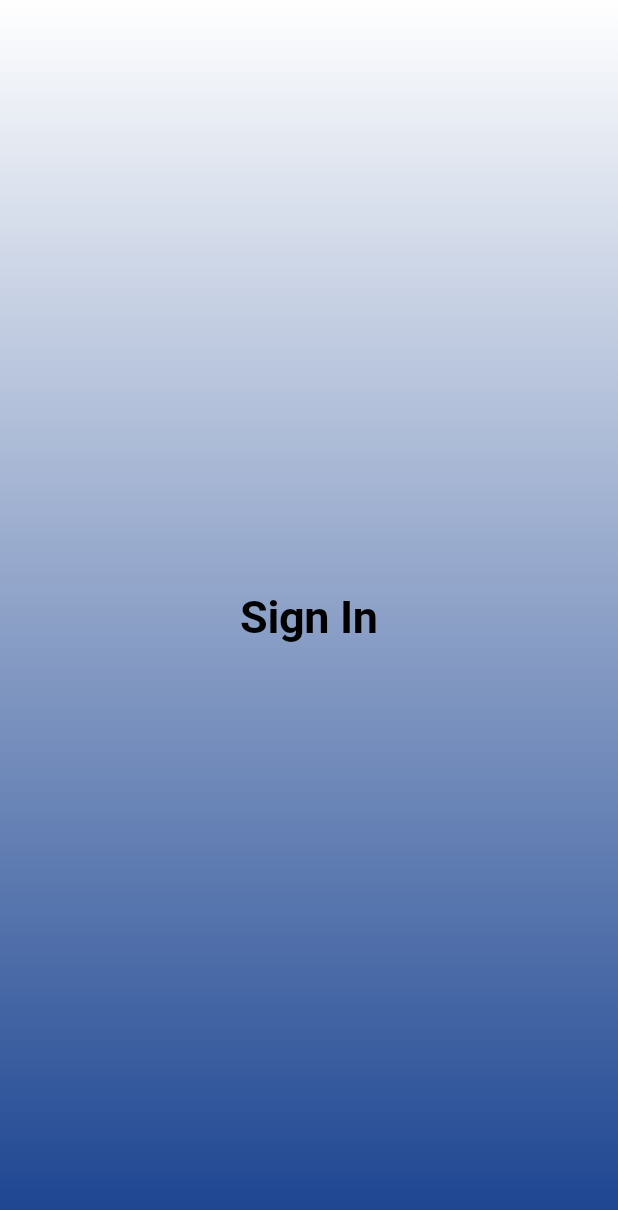
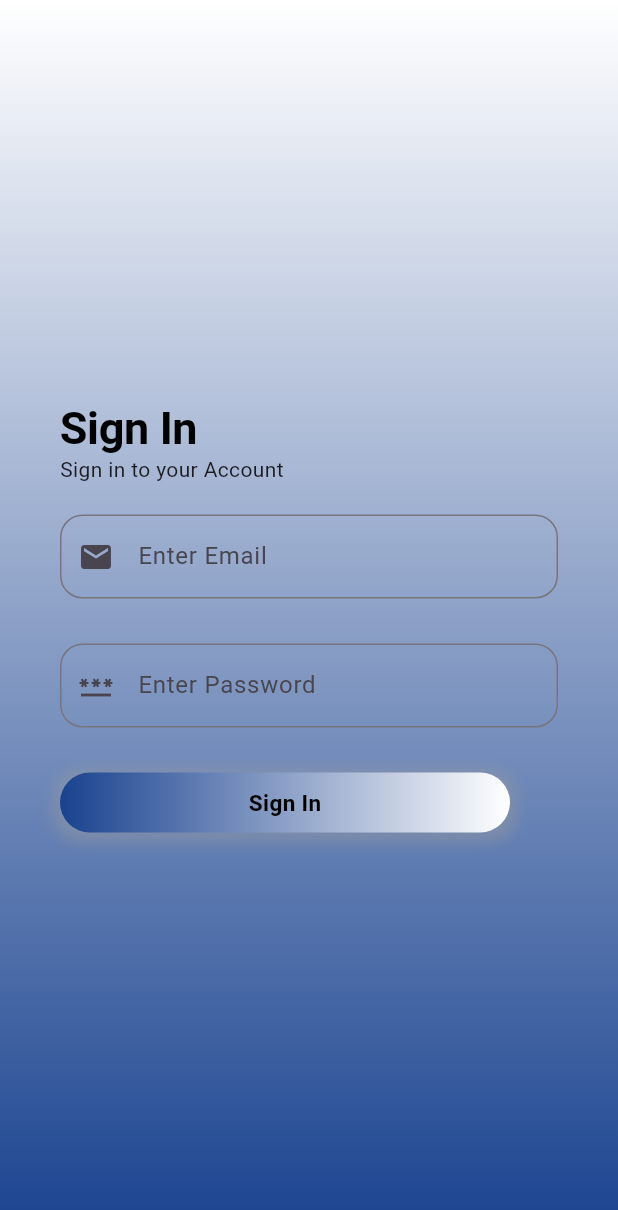
Before and after one commit to hamzaMalik469/iub_transport_app, a Flutter app: the screen it shows after launch, after a tap on "Sign In", on a phone screen of 412 x 824 dp. Shown: the top 1210 px of the screen. Run offline on Flutter 3.47's test engine with Material 3 defaults, Android fonts, the phone set to English and light mode, and no system bars; our stand-ins replace google_fonts.

Commit message:
add sign in screen

```diff
--- /dev/null
+++ b/lib/src/common_widgets/button.dart
@@ -0,0 +1,43 @@
+import 'package:flutter/material.dart';
+import 'package:google_fonts/google_fonts.dart';
+import 'package:transport_app_iub/src/constants/colors_string.dart';
+
+GestureDetector myButton(BuildContext context, double width, double hight,
+    String text, Widget pageRouter) {
+  return GestureDetector(
+    onTap: () {
+      Navigator.push(
+          context, MaterialPageRoute(builder: (BuildContext) => pageRouter));
+    },
+    child: Container(
+      width: width,
+      height: hight,
+      decoration: BoxDecoration(
+          boxShadow: [
+            BoxShadow(
+              color: Colors.grey.withOpacity(0.4), // Shadow color with opacity
+              spreadRadius: 5, // How much the shadow spreads
+              blurRadius: 7, // How blurry the shadow is
+              offset: const Offset(0, 2), // Shadow position (x, y)
+            ),
+          ],
+          gradient: const LinearGradient(
+            colors: [
+              iubColor,
+              Colors.white,
+            ],
+            begin: Alignment.centerLeft,
+            end: Alignment.centerRight,
+          ),
+          borderRadius: const BorderRadius.horizontal(
+              left: Radius.circular(20), right: Radius.circular(20))),
+      child: Center(
+        child: Text(text,
+            style: GoogleFonts.roboto(
+                color: Colors.black,
+                fontSize: 15,
+                fontWeight: FontWeight.bold)),
+      ),
+    ),
+  );
+}
--- /dev/null
+++ b/lib/src/common_widgets/text_field.dart
@@ -0,0 +1,13 @@
+import 'package:flutter/material.dart';
+
+TextField myTextField(Widget myIcon, String hintText, bool obscure) {
+  return TextField(
+    obscureText: obscure,
+    decoration: InputDecoration(
+        border: OutlineInputBorder(
+          borderRadius: BorderRadius.circular(15),
+        ),
+        hintText: hintText,
+        prefixIcon: myIcon),
+  );
+}
--- /dev/null
+++ b/lib/src/features/authentication/screens/home_screen.dart
@@ -0,0 +1,15 @@
+import 'package:flutter/material.dart';
+
+class HomeScreen extends StatefulWidget {
+  const HomeScreen({super.key});
+
+  @override
+  State<HomeScreen> createState() => _HomeScreenState();
+}
+
+class _HomeScreenState extends State<HomeScreen> {
+  @override
+  Widget build(BuildContext context) {
+    return const Placeholder();
+  }
+}
--- a/lib/src/features/authentication/screens/new_user_screen.dart
+++ b/lib/src/features/authentication/screens/new_user_screen.dart
@@ -1,5 +1,6 @@
 import 'package:flutter/material.dart';
 import 'package:google_fonts/google_fonts.dart';
+import 'package:transport_app_iub/src/common_widgets/button.dart';
 import 'package:transport_app_iub/src/constants/colors_string.dart';
 import 'package:transport_app_iub/src/constants/text_strings.dart';
 import 'package:transport_app_iub/src/features/authentication/screens/sing_in_screen.dart';
@@ -10,11 +11,12 @@ class NewUserScreen extends StatelessWidget {
   @override
   Widget build(BuildContext context) {
     return Scaffold(
-      body: Column(
+      body: SingleChildScrollView(
+        child: Column(
           children: [
             Container(
               width: double.infinity,
-            height: 500,
+              height: 450,
               decoration: BoxDecoration(
                   boxShadow: [
                     BoxShadow(
@@ -65,52 +67,17 @@ class NewUserScreen extends StatelessWidget {
                   const SizedBox(
                     height: 30,
                   ),
-                GestureDetector(
-                  onTap: () {
-                    Navigator.push(
-                        context,
-                        MaterialPageRoute(
-                            builder: (context) => const SignInScreen()));
-                  },
-                  child: Container(
-                    width: 90,
-                    height: 30,
-                    decoration: BoxDecoration(
-                        boxShadow: [
-                          BoxShadow(
-                            color: Colors.grey
-                                .withOpacity(0.4), // Shadow color with opacity
-                            spreadRadius: 5, // How much the shadow spreads
-                            blurRadius: 7, // How blurry the shadow is
-                            offset:
-                                const Offset(0, 3), // Shadow position (x, y)
+                  myButton(context, 300, 40, "Sign In", SignInScreen()),
+                  const SizedBox(
+                    height: 20,
                   ),
-                        ],
-                        gradient: const LinearGradient(
-                          colors: [
-                            iubColor,
-                            Colors.white,
-                          ],
-                          begin: Alignment.centerLeft,
-                          end: Alignment.centerRight,
-                        ),
-                        borderRadius: const BorderRadius.horizontal(
-                            left: Radius.circular(20),
-                            right: Radius.circular(20))),
-                    child: Center(
-                      child: Text('Sign In',
-                          style: GoogleFonts.roboto(
-                              color: Colors.black,
-                              fontSize: 15,
-                              fontWeight: FontWeight.bold)),
-                    ),
-                  ),
-                )
+                  myButton(context, 300, 40, "Sign Up", SignInScreen())
                 ],
               ),
             ),
           ],
         ),
+      ),
     );
   }
 }
--- a/lib/src/features/authentication/screens/sing_in_screen.dart
+++ b/lib/src/features/authentication/screens/sing_in_screen.dart
@@ -1,5 +1,8 @@
 import 'package:flutter/material.dart';
+import 'package:transport_app_iub/src/common_widgets/button.dart';
+import 'package:transport_app_iub/src/common_widgets/text_field.dart';
 import 'package:transport_app_iub/src/constants/colors_string.dart';
+import 'package:transport_app_iub/src/features/authentication/screens/home_screen.dart';
 
 class SignInScreen extends StatelessWidget {
   const SignInScreen({super.key});
@@ -20,12 +23,29 @@ class SignInScreen extends StatelessWidget {
             end: Alignment.topCenter,
           ),
         ),
-        child: Column(
-          mainAxisAlignment: MainAxisAlignment.center,
-          crossAxisAlignment: CrossAxisAlignment.center,
-          children: [
-            Text('Sign In', style: Theme.of(context).textTheme.displayLarge),
-          ],
+        child: Padding(
+          padding: const EdgeInsets.symmetric(horizontal: 40),
+          child: Column(
+            mainAxisAlignment: MainAxisAlignment.center,
+            crossAxisAlignment: CrossAxisAlignment.start,
+            children: [
+              Text('Sign In', style: Theme.of(context).textTheme.displayLarge),
+              Text('Sign in to your Account',
+                  style: Theme.of(context).textTheme.bodyMedium),
+              const SizedBox(
+                height: 20,
+              ),
+              myTextField(Icon(Icons.email), 'Enter Email', false),
+              SizedBox(
+                height: 30,
+              ),
+              myTextField(Icon(Icons.password), 'Enter Password', true),
+              SizedBox(
+                height: 30,
+              ),
+              myButton(context, 300, 40, 'Sign In', HomeScreen())
+            ],
+          ),
         ),
       ),
     );
```
Lines whose indentation alone changed are shown as unchanged.
